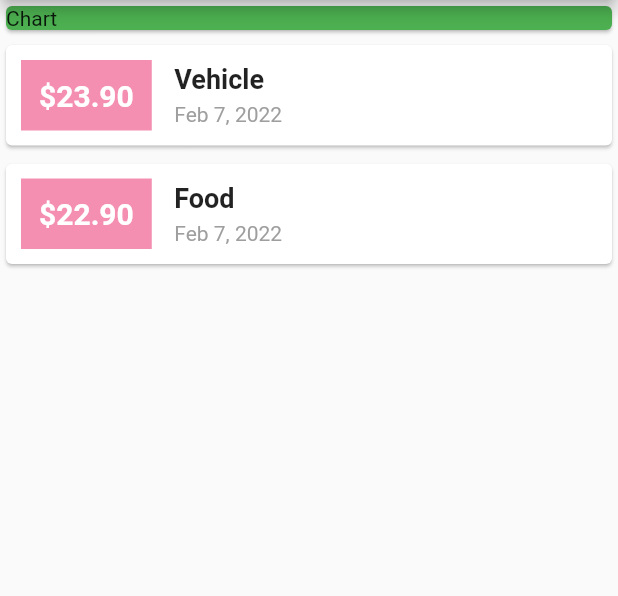
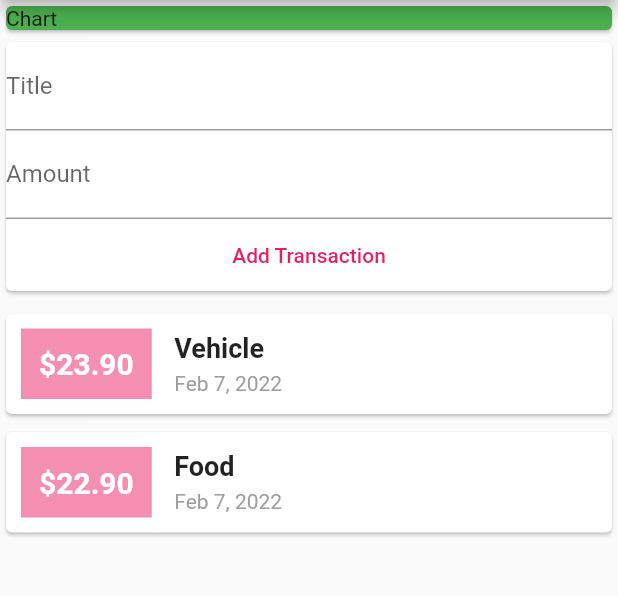
Before and after one commit to hasibulHossain/expense_tracker, a Flutter app: the screen it shows after launch, on a phone screen of 412 x 824 dp, the part 84-680 px from its top. Run offline on Flutter 3.47's test engine with Material 2 defaults, Android fonts, the phone set to English and light mode, and no system bars.

Commit message:
split into multiple file for refactoring

```diff
--- a/lib/main.dart
+++ b/lib/main.dart
@@ -2,10 +2,11 @@
 import 'package:flutter/material.dart';
 
 // third party imports
-import 'package:intl/intl.dart';
 
 // local imports
-import './models/transection.dart';
+import './models/transaction.dart';
+import 'widgets/transaction_list.dart';
+import 'widgets/new_transaction.dart';
 
 void main() => runApp(MyApp());
 
@@ -19,10 +20,26 @@ class MyApp extends StatelessWidget {
   }
 }
 
-class MyHomePage extends StatelessWidget {
-  final List<Transaction> transactions = [
-    Transaction(id: 't1', title: 'Vehicle', amount: 23.9, time: DateTime.now()),
-    Transaction(id: 't2', title: 'Food', amount: 22.90, time: DateTime.now())
+class MyHomePage extends StatefulWidget {
+  @override
+  State<MyHomePage> createState() => _MyHomePageState();
+}
+
+class _MyHomePageState extends State<MyHomePage> {
+  final List<Transaction> _transactions = [
+    // make transactions private property by adding _
+    Transaction(
+      id: 't1',
+      title: 'Vehicle',
+      amount: 23.9,
+      time: DateTime.now(),
+    ),
+    Transaction(
+      id: 't2',
+      title: 'Food',
+      amount: 22.90,
+      time: DateTime.now(),
+    ),
   ];
 
   @override
@@ -40,65 +57,8 @@ class MyHomePage extends StatelessWidget {
               color: Colors.green,
             ),
           ),
-          Container(
-              width: double.infinity,
-              child: Column(
-                children: transactions.map((item) {
-                  return Container(
-                    margin: const EdgeInsets.symmetric(
-                      vertical: 2,
-                    ),
-                    child: Card(
-                      child: Container(
-                        padding: const EdgeInsets.symmetric(
-                            vertical: 10, horizontal: 10),
-                        child: Row(
-                          children: <Widget>[
-                            Container(
-                              margin: const EdgeInsets.only(right: 15),
-                              child: Container(
-                                padding: const EdgeInsets.all(10),
-                                decoration: BoxDecoration(
-                                  border: Border.all(
-                                      color: Colors.pink.shade200, width: 2),
-                                  color: Colors.pink.shade200,
-                                ),
-                                child: Text(
-                                  '\$${item.amount.toStringAsFixed(2)}',
-                                  style: const TextStyle(
-                                    fontSize: 20,
-                                    fontWeight: FontWeight.bold,
-                                    color: Colors.white,
-                                  ),
-                                ),
-                              ),
-                            ),
-                            Column(
-                              crossAxisAlignment: CrossAxisAlignment.start,
-                              children: <Widget>[
-                                Container(
-                                  margin: const EdgeInsets.only(bottom: 5),
-                                  child: Text(
-                                    item.title,
-                                    style: const TextStyle(
-                                      fontSize: 18,
-                                      fontWeight: FontWeight.bold,
-                                    ),
-                                  ),
-                                ),
-                                Text(
-                                  DateFormat.yMMMd().format(item.time),
-                                  style: const TextStyle(color: Colors.grey),
-                                ),
-                              ],
-                            )
-                          ],
-                        ),
-                      ),
-                    ),
-                  );
-                }).toList(),
-              )),
+          NewTransaction(),
+          TransactionList(_transactions),
         ],
       ),
     );
--- a/lib/models/transection.dart
+++ b/lib/models/transaction.dart
@@ -1,5 +1,3 @@
-import 'dart:ffi';
-
 import 'package:flutter/material.dart';
 
 class Transaction {
--- /dev/null
+++ b/lib/widgets/new_transaction.dart
@@ -0,0 +1,40 @@
+import 'package:flutter/material.dart';
+
+class NewTransaction extends StatelessWidget {
+  final titleController = TextEditingController();
+  final amountController = TextEditingController();
+
+  @override
+  Widget build(BuildContext context) {
+    return Container(
+      margin: const EdgeInsets.only(bottom: 5),
+      child: Card(
+        child: Column(
+          children: <Widget>[
+            TextField(
+              decoration: const InputDecoration(
+                hintText: 'Title',
+                labelText: 'Title',
+              ),
+              controller: titleController,
+            ),
+            TextField(
+              decoration: const InputDecoration(
+                labelText: 'Amount',
+              ),
+              controller: amountController,
+            ),
+            FlatButton(
+              onPressed: () {
+                print(
+                    'title: ${titleController.text}. amount: ${amountController.text};');
+              },
+              child: Text('Add Transaction'),
+              textColor: Colors.pink,
+            ),
+          ],
+        ),
+      ),
+    );
+  }
+}
--- /dev/null
+++ b/lib/widgets/transaction_list.dart
@@ -0,0 +1,76 @@
+import 'package:flutter/material.dart';
+import 'package:intl/intl.dart';
+
+import '../models/transaction.dart';
+
+class TransactionList extends StatelessWidget {
+  final List<Transaction>transactions;
+
+  TransactionList(this.transactions);
+
+  @override
+  Widget build(BuildContext context) {
+    return Container(
+      width: double.infinity,
+      child: Column(
+        children: transactions.map((item) {
+          return Container(
+            margin: const EdgeInsets.symmetric(
+              vertical: 2,
+            ),
+            child: Card(
+              child: Container(
+                padding:
+                    const EdgeInsets.symmetric(vertical: 10, horizontal: 10),
+                child: Row(
+                  children: <Widget>[
+                    Container(
+                      margin: const EdgeInsets.only(right: 15),
+                      child: Container(
+                        padding: const EdgeInsets.all(10),
+                        decoration: BoxDecoration(
+                          border: Border.all(
+                            color: Colors.pink.shade200,
+                            width: 2,
+                          ),
+                          color: Colors.pink.shade200,
+                        ),
+                        child: Text(
+                          '\$${item.amount.toStringAsFixed(2)}',
+                          style: const TextStyle(
+                            fontSize: 20,
+                            fontWeight: FontWeight.bold,
+                            color: Colors.white,
+                          ),
+                        ),
+                      ),
+                    ),
+                    Column(
+                      crossAxisAlignment: CrossAxisAlignment.start,
+                      children: <Widget>[
+                        Container(
+                          margin: const EdgeInsets.only(bottom: 5),
+                          child: Text(
+                            item.title,
+                            style: const TextStyle(
+                              fontSize: 18,
+                              fontWeight: FontWeight.bold,
+                            ),
+                          ),
+                        ),
+                        Text(
+                          DateFormat.yMMMd().format(item.time),
+                          style: const TextStyle(color: Colors.grey),
+                        ),
+                      ],
+                    )
+                  ],
+                ),
+              ),
+            ),
+          );
+        }).toList(),
+      ),
+    );
+  }
+}
```
